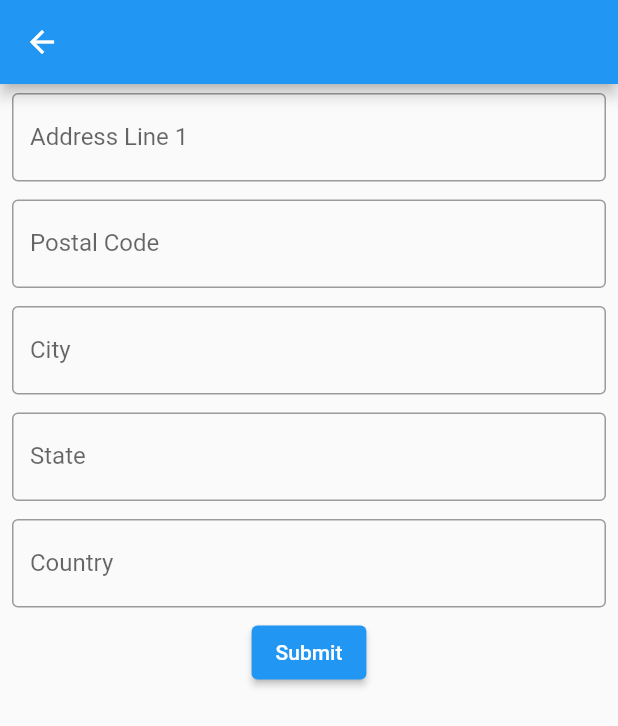
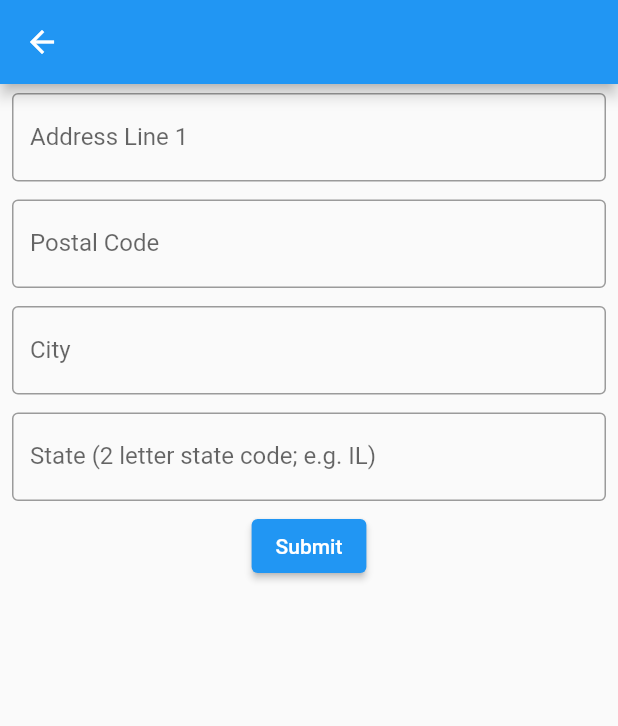
Before and after one commit to nstaFresh/nstaFreshV1, a Flutter app: the Address screen opened directly with empty values, after a tap on "Submit", on a phone screen of 412 x 824 dp. Shown: the top 726 px of the screen. Run offline on Flutter 3.47's test engine with Material 2 defaults, Android fonts, the phone set to English and light mode, and no system bars; missing offline and left inert: flutter_stripe; network calls fail.

Commit message:
final post request works, sending necessary data deleted country

```diff
--- a/lib/address.dart
+++ b/lib/address.dart
@@ -73,7 +73,6 @@ class _AddressContentState extends State<AddressContent> {
   static TextEditingController postalCodeController = TextEditingController();
   static TextEditingController cityController = TextEditingController();
   static TextEditingController stateController = TextEditingController();
-  static TextEditingController countryController = TextEditingController();
 
   bool empty = false;
 
@@ -118,20 +117,11 @@ class _AddressContentState extends State<AddressContent> {
             controller: stateController,
             decoration: const InputDecoration(
               border: OutlineInputBorder(),
-              labelText: 'State',
+              labelText: 'State (2 letter state code; e.g. IL)',
             ),
           ),
         ),
-        Padding(
-          padding: const EdgeInsets.symmetric(horizontal: 8, vertical: 6),
-          child: TextFormField(
-            controller: countryController,
-            decoration: const InputDecoration(
-              border: OutlineInputBorder(),
-              labelText: 'Country',
-            ),
-          ),
-        ),
+
         Center(
           child: Column(
             mainAxisSize: MainAxisSize.min,
@@ -149,7 +139,7 @@ class _AddressContentState extends State<AddressContent> {
                       postalCodeController.text.length != 5 ||
                       cityController.text.isEmpty ||
                       stateController.text.isEmpty ||
-                      countryController.text.isEmpty) {
+                      stateController.text.length != 2) {
                     print("fuck you");
                   } else {
                     AddressInfo infoForPayment = new AddressInfo(
@@ -160,8 +150,7 @@ class _AddressContentState extends State<AddressContent> {
                         addressLine1Controller.text,
                         postalCodeController.text,
                         cityController.text,
-                        stateController.text,
-                        countryController.text);
+                        stateController.text);
 
                     print(infoForPayment.name);
                     print(infoForPayment.shoeName);
@@ -171,7 +160,6 @@ class _AddressContentState extends State<AddressContent> {
                     print(infoForPayment.postalCode);
                     print(infoForPayment.city);
                     print(infoForPayment.state);
-                    print(infoForPayment.country);
 
                     Navigator.of(context)
                         .pushNamed('/Payment', arguments: infoForPayment);
@@ -189,7 +177,7 @@ class _AddressContentState extends State<AddressContent> {
 
 class AddressInfo {
   //we need name, shoeName, description, phoneNumber, address line, postal code,
-  //city, state, country
+  //city, state,
   final String name;
   final String shoeName;
   final String description;
@@ -198,8 +186,7 @@ class AddressInfo {
   final String postalCode;
   final String city;
   final String state;
-  final String country;
 
   AddressInfo(this.name, this.shoeName, this.description, this.phoneNumber,
-      this.addressLine, this.postalCode, this.city, this.state, this.country);
+      this.addressLine, this.postalCode, this.city, this.state);
 }
--- a/lib/route_generator.dart
+++ b/lib/route_generator.dart
@@ -23,7 +23,7 @@ class RouteGenerator {
         });
       case '/Payment':
         //we need name, shoeName, description, phoneNumber, address line, postal code,
-        //city, state, country
+        //city, state,
         return MaterialPageRoute(builder: (BuildContext context) {
           final args = settings.arguments as AddressInfo;
           return Payment(
@@ -34,8 +34,7 @@ class RouteGenerator {
               args.addressLine,
               args.postalCode,
               args.city,
-              args.state,
-              args.country);
+              args.state);
         });
       case '/PaymentComplete':
         return MaterialPageRoute(builder: (_) => PaymentComplete());
```
Also changed, not shown: lib/payment.dart (+23 -8 lines).
